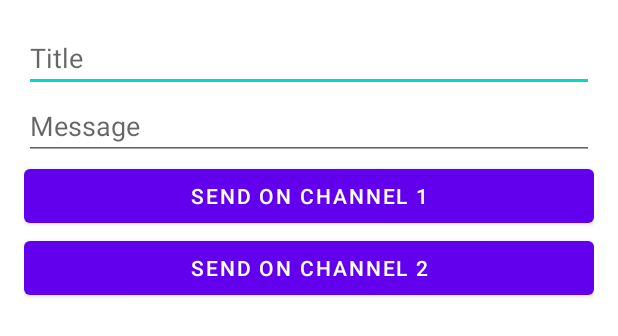
After one commit to Stephen1eung/AndroidOS-Parenting-App, an Android app: the layout timer_notification.xml on its own in the app's theme, with its tools: preview values and no code run, on a phone screen of 412 x 824 dp. The commit adds this screen. Shown: the top 336 px of the screen. Run offline under Robolectric (Android 15) with nearby library versions, the phone set to English and light mode, and no system bars.

Commit message:
Notification working, needs stop button/ verify sound/vibration

```diff
--- /dev/null
+++ b/app/src/main/res/layout/timer_notification.xml
@@ -0,0 +1,34 @@
+<?xml version="1.0" encoding="utf-8"?>
+<LinearLayout
+    xmlns:android="http://schemas.android.com/apk/res/android"
+    xmlns:tools="http://schemas.android.com/tools"
+    android:layout_width="match_parent"
+    android:layout_height="match_parent"
+    android:padding="16dp"
+    tools:context=".UI.TimeoutActivity"
+    android:orientation="vertical">
+
+    <EditText
+        android:id="@+id/edit_text_title"
+        android:layout_width="match_parent"
+        android:layout_height="wrap_content"
+        android:hint="Title" />
+
+    <EditText
+        android:id="@+id/edit_text_message"
+        android:layout_width="match_parent"
+        android:layout_height="wrap_content"
+        android:hint="Message" />
+
+    <Button
+        android:layout_width="match_parent"
+        android:layout_height="wrap_content"
+        android:onClick="sendOnChannel1"
+        android:text="Send on Channel 1" />
+
+    <Button
+        android:layout_width="match_parent"
+        android:layout_height="wrap_content"
+        android:onClick="sendOnChannel2"
+        android:text="Send on Channel 2" />
+</LinearLayout>
```
Also changed, not shown: app/src/main/AndroidManifest.xml (+6 -1 lines), app/src/main/java/ca/cmpt276/project/UI/NotificationReceiver.java (added, +15 -0 lines), app/src/main/java/ca/cmpt276/project/UI/TimeoutActivity.java (+51 -0 lines), app/src/main/res/drawable/ic_done.xml (added, +10 -0 lines), app/src/main/res/drawable/ic_timer.xml (added, +10 -0 lines).
